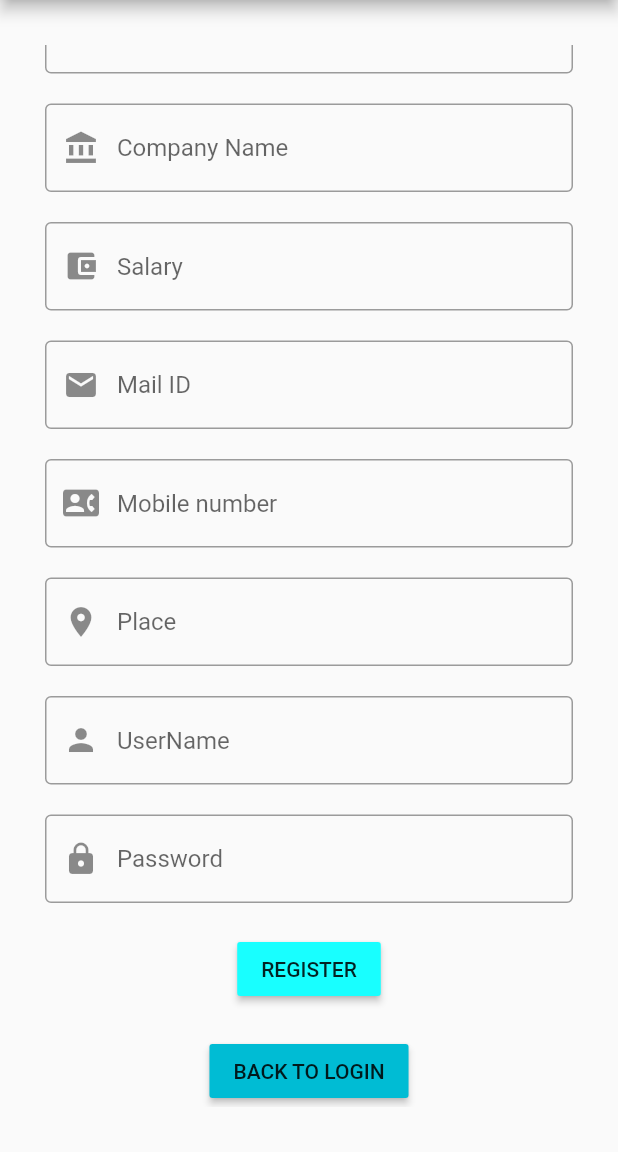
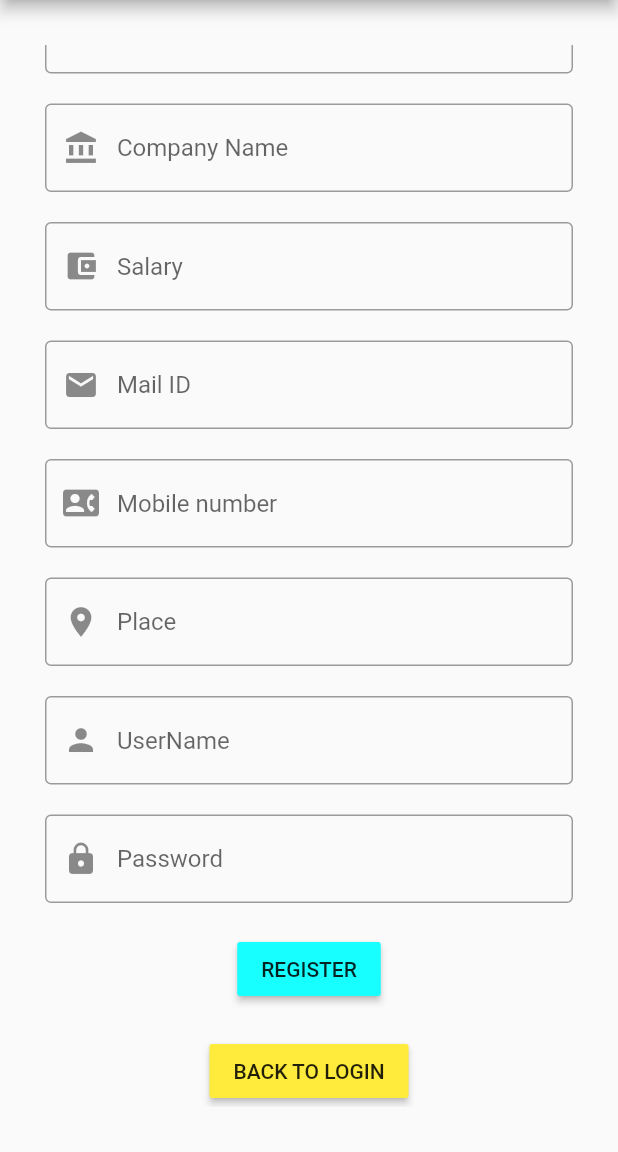
Before and after one commit to PriyankaG-94/Employee-App, a Flutter app: the screen it shows after launch, scrolled down 119 dp, on a phone screen of 412 x 824 dp, the part 84-1236 px from its top. Run offline on Flutter 3.47's test engine with Material 2 defaults, Android fonts, the phone set to English and light mode, and no system bars.

Commit message:
button colour updated

```diff
--- a/lib/main.dart
+++ b/lib/main.dart
@@ -109,7 +109,7 @@ class App extends StatelessWidget {
                     onPressed: (){},
 
                     child: Text("BACK TO LOGIN"),
-                    color: Colors.cyan)
+                    color: Colors.yellow)
               ],
             ),
           ),
```
